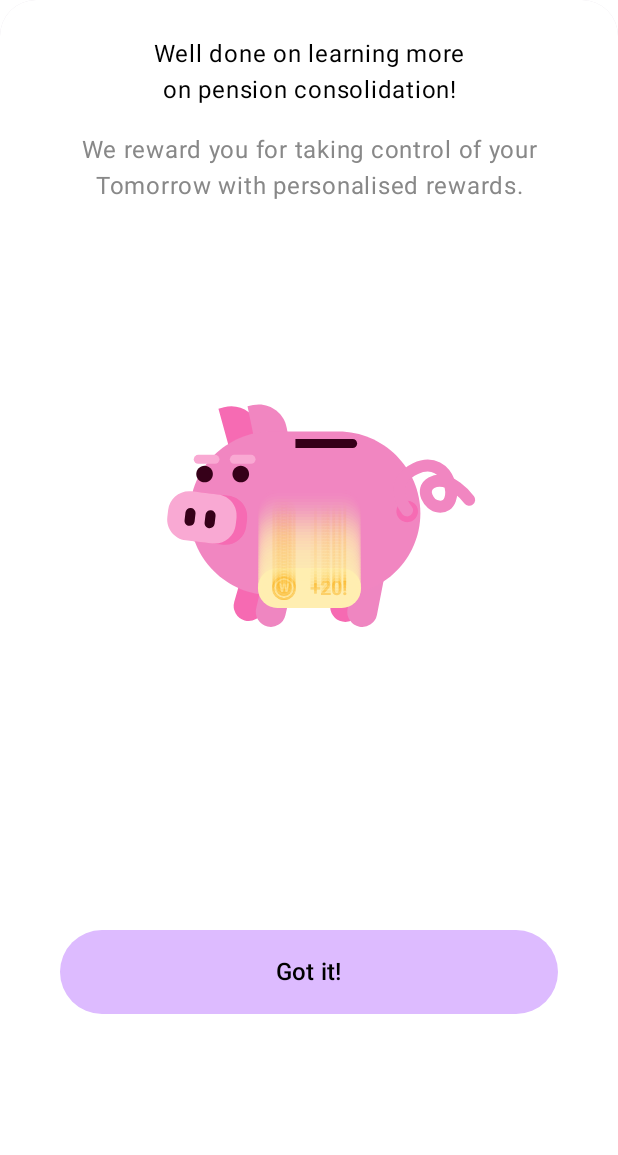
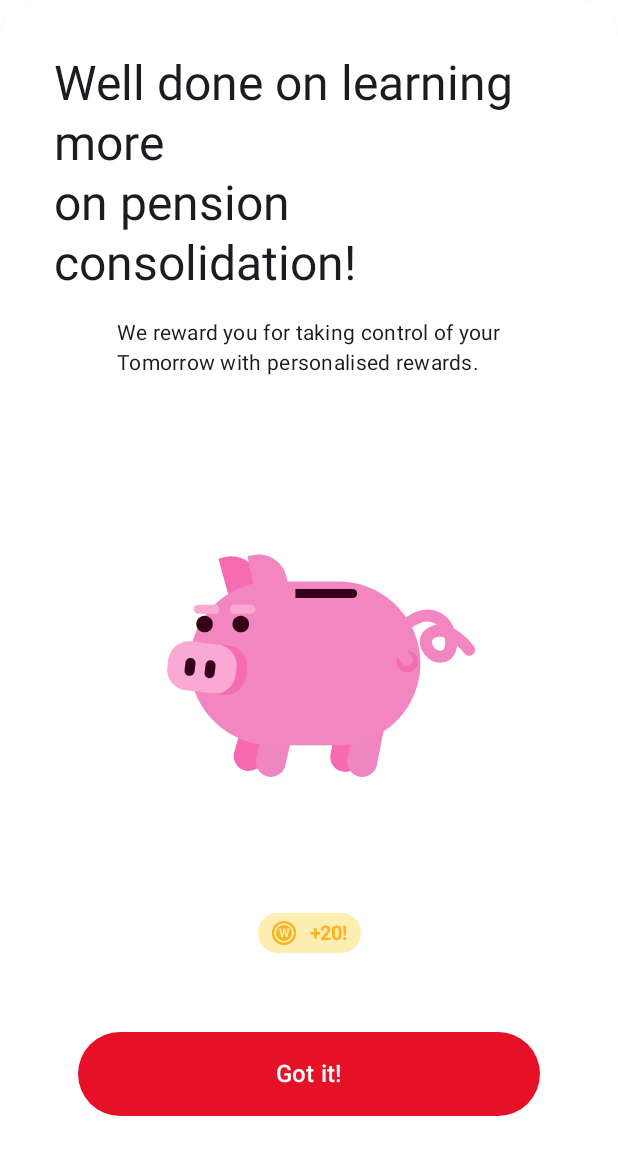
Before and after one commit to usmanzk222/PensionsDemoApp, an Android app built with Jetpack Compose: the @Preview function PreviewLargeToastScreen, on a phone screen of 412 x 824 dp. Shown: the top 1155 px of the screen. Run offline under Robolectric (Android 15) with nearby library versions, the phone set to English and light mode, and no system bars.

Commit message:
Rewards Card Animation

```diff
--- a/app/src/main/java/com/lbg/pensionsdemo/MainActivity.kt
+++ b/app/src/main/java/com/lbg/pensionsdemo/MainActivity.kt
@@ -15,7 +15,6 @@ import androidx.annotation.RequiresApi
 import androidx.core.content.ContextCompat
 import com.google.android.gms.tasks.OnCompleteListener
 import com.google.firebase.messaging.FirebaseMessaging
-import com.lbg.pensionsdemo.ui.BingoScreen
 import com.lbg.pensionsdemo.ui.theme.PensionsDemoAppTheme
 import com.lbg.pensionsdemo.ui.LandingPage
 import dagger.hilt.android.AndroidEntryPoint
@@ -29,12 +28,11 @@ class MainActivity : ComponentActivity() {
         setContent {
             PensionsDemoAppTheme {
 //                PensionsDemoApp(
-//                LandingPage(
-//                    navigateToLostPensionsScreen = { },
-//                    customerName = "Sarah",
-//                    customerBirthdate = Date(1998 - 1900, 0, 1)
-//                )
-                BingoScreen()
+                LandingPage(
+                    navigateToLostPensionsScreen = { },
+                    customerName = "Sarah",
+                    customerBirthdate = Date(1998 - 1900, 0, 1)
+                )
             }
         }
 
--- a/app/src/main/java/com/lbg/pensionsdemo/ui/CoinRewardAnimation.kt
+++ b/app/src/main/java/com/lbg/pensionsdemo/ui/CoinRewardAnimation.kt
@@ -27,6 +27,7 @@ import androidx.compose.runtime.setValue
 import androidx.compose.ui.Alignment
 import androidx.compose.ui.Modifier
 import androidx.compose.ui.draw.alpha
+import androidx.compose.ui.draw.clipToBounds
 import androidx.compose.ui.draw.scale
 import androidx.compose.ui.res.stringResource
 import androidx.compose.ui.text.TextStyle
@@ -44,45 +45,50 @@ fun RewardCoinCardAnimation() {
     var animationStarted by remember { mutableStateOf(false) }
     val scale by animateFloatAsState(
         targetValue = if (animationStarted) 1f else 0f,
-        animationSpec = tween(durationMillis = 500)
+        animationSpec = tween(durationMillis = 1000),
+        label = ""
     )
-    val offsetYInitial = -200.dp
-    var offsetY by remember { mutableStateOf(offsetYInitial) }
+
+    // Start within the box
+    var offsetY by remember { mutableStateOf(0.dp) }
     val trailCards = remember { mutableStateListOf<Float>() }
 
     LaunchedEffect(key1 = true) {
-        delay(500)
+        delay(1000)
         animationStarted = true
 
-        while (offsetY.value < 0) {
-            offsetY += 2.dp
-            trailCards.add(offsetY.value) // Add current offset to trailCards
-            delay(80)
-
-            // Remove trail cards that are off-screen
-            trailCards.removeAll { it < offsetYInitial.value }
+        // Animate within the box
+        for (i in 0..5) {
+            offsetY = if (i % 2 == 0) (-20).dp else 0.dp
+            trailCards.add(offsetY.value)
+            delay(200)
+            trailCards.removeAll { it != offsetY.value }
         }
 
-        // Stop creating trail cards and clear existing ones
+        // Final position
+        offsetY = 0.dp
         trailCards.clear()
-        offsetY = 0.dp // Set final position
     }
 
     Box(
-        modifier = Modifier.fillMaxSize(),
+        modifier = Modifier
+            .fillMaxSize()
+            .size(250.dp)
+            .clipToBounds()
+            .padding(32.dp),
         contentAlignment = Alignment.Center
     ) {
-        CoinRewardCard( // Main card
+        CoinRewardCard(
             modifier = Modifier
                 .offset(y = offsetY)
                 .scale(scale)
         )
 
-        trailCards.forEach { trailOffsetY -> // Trail cards
+        trailCards.forEach { trailOffsetY ->
             CoinRewardCard(
                 modifier = Modifier
                     .offset(y = trailOffsetY.dp)
-                    .alpha(1 - (trailOffsetY / offsetYInitial.value))
+                    .alpha(if (trailOffsetY != 0f) 0.5f else 1f)
                     .scale(scale)
             )
         }
--- a/app/src/main/java/com/lbg/pensionsdemo/ui/LandingPage.kt
+++ b/app/src/main/java/com/lbg/pensionsdemo/ui/LandingPage.kt
@@ -17,8 +17,8 @@ import androidx.compose.ui.tooling.preview.Preview
 import androidx.compose.ui.unit.dp
 import androidx.compose.ui.unit.sp
 import com.lbg.pensionsdemo.R
-import com.usman.pensionsdemo.ui.theme.LoadLottieAnimation
-import com.usman.pensionsdemo.ui.theme.SWButton
+import com.lbg.pensionsdemo.ui.theme.LoadLottieAnimation
+import com.lbg.pensionsdemo.ui.theme.SWButton
 import com.usman.pensionsdemo.ui.theme.calculateAge
 import java.util.Date
 
--- a/app/src/main/java/com/lbg/pensionsdemo/ui/RewardsCard.kt
+++ b/app/src/main/java/com/lbg/pensionsdemo/ui/RewardsCard.kt
@@ -1,7 +1,6 @@
 package com.lbg.pensionsdemo.ui
 
 import androidx.compose.foundation.background
-import androidx.compose.foundation.layout.Arrangement
 import androidx.compose.foundation.layout.Box
 import androidx.compose.foundation.layout.Column
 import androidx.compose.foundation.layout.Spacer
@@ -11,7 +10,6 @@ import androidx.compose.foundation.layout.padding
 import androidx.compose.foundation.layout.size
 import androidx.compose.foundation.shape.RoundedCornerShape
 import androidx.compose.material3.Card
-import androidx.compose.material3.CardDefaults
 import androidx.compose.material3.MaterialTheme
 import androidx.compose.material3.Text
 import androidx.compose.runtime.Composable
@@ -19,12 +17,11 @@ import androidx.compose.ui.Alignment
 import androidx.compose.ui.Modifier
 import androidx.compose.ui.graphics.Color
 import androidx.compose.ui.res.stringResource
-import androidx.compose.ui.text.style.TextAlign
 import androidx.compose.ui.tooling.preview.Preview
 import androidx.compose.ui.unit.dp
 import com.lbg.pensionsdemo.R
-import com.usman.pensionsdemo.ui.theme.LoadLottieAnimation
-import com.usman.pensionsdemo.ui.theme.SWButton
+import com.lbg.pensionsdemo.ui.theme.LoadLottieAnimation
+import com.lbg.pensionsdemo.ui.theme.SWButton
 
 @Composable
 fun RewardsCard(modifier: Modifier) {
@@ -32,30 +29,25 @@ fun RewardsCard(modifier: Modifier) {
         modifier = modifier,
         shape = RoundedCornerShape(topStart = 24.dp, topEnd = 24.dp, bottomStart = 0.dp, bottomEnd = 0.dp),
     ) {
-        Column( // Use Column for vertical arrangement
+        Column(
             modifier = Modifier
                 .fillMaxWidth()
                 .background(Color.White)
-                .padding(24.dp),
+                .padding(36.dp),
             horizontalAlignment = Alignment.CenterHorizontally,
-            verticalArrangement = Arrangement.spacedBy(16.dp) // Add spacing between items
         ) {
             Text(
                 text = stringResource(R.string.reward_screen_heading),
-                style = MaterialTheme.typography.bodyLarge,
-                textAlign = TextAlign.Center,
-                color = Color.Black
+                style = MaterialTheme.typography.headlineLarge,
             )
+            Spacer(modifier = Modifier.height(16.dp))
             Text(
                 text = stringResource(R.string.reward_screen_description),
-                style = MaterialTheme.typography.bodyLarge,
-                textAlign = TextAlign.Center,
-                color = Color.Gray
+                style = MaterialTheme.typography.bodyMedium,
             )
 
             LoadLottieAnimation(320, 24, R.raw.piggy_bank, Modifier)
 
-            // Constrain animation size
             Box(modifier = Modifier.size(width = 200.dp, height = 100.dp)) {
                 RewardCoinCardAnimation()
             }
--- a/app/src/main/java/com/lbg/pensionsdemo/ui/theme/Color.kt
+++ b/app/src/main/java/com/lbg/pensionsdemo/ui/theme/Color.kt
@@ -10,7 +10,7 @@ val Purple40 = Color(0xFF6650a4)
 val PurpleGrey40 = Color(0xFF625b71)
 val Pink40 = Color(0xFF7D5260)
 
-val PrimaryButtonContainer = Color(0xFFDDBBFF)
+val PrimaryButtonContainer = Color(0xFFE61126)
 val PrimaryButtonText = Color.Black
 
 val RewardCoinCard = Color(0xFFFBB523)
--- a/app/src/main/java/com/lbg/pensionsdemo/ui/theme/Components.kt
+++ b/app/src/main/java/com/lbg/pensionsdemo/ui/theme/Components.kt
@@ -1,4 +1,4 @@
-package com.usman.pensionsdemo.ui.theme
+package com.lbg.pensionsdemo.ui.theme
 
 import androidx.compose.foundation.layout.*
 import androidx.compose.material3.Button
@@ -7,6 +7,7 @@ import androidx.compose.material3.Text
 import androidx.compose.runtime.Composable
 import androidx.compose.runtime.getValue
 import androidx.compose.ui.Modifier
+import androidx.compose.ui.graphics.Color
 import androidx.compose.ui.tooling.preview.Preview
 import androidx.compose.ui.unit.dp
 import androidx.compose.ui.unit.sp
@@ -16,8 +17,6 @@ import com.airbnb.lottie.compose.LottieConstants
 import com.airbnb.lottie.compose.animateLottieCompositionAsState
 import com.airbnb.lottie.compose.rememberLottieComposition
 import com.lbg.pensionsdemo.R
-import com.lbg.pensionsdemo.ui.theme.PrimaryButtonContainer
-import com.lbg.pensionsdemo.ui.theme.PrimaryButtonText
 
 @Composable
 fun SWButton(
@@ -38,6 +37,7 @@ fun SWButton(
         Text(
             text = buttonText,
             fontSize = 16.sp,
+            color = Color(0xFFFFFFFF),
             modifier = Modifier.padding(vertical = 10.dp)
         )
     }
--- a/app/src/main/java/com/lbg/pensionsdemo/ui/theme/Type.kt
+++ b/app/src/main/java/com/lbg/pensionsdemo/ui/theme/Type.kt
@@ -1,9 +1,11 @@
 package com.lbg.pensionsdemo.ui.theme
 
 import androidx.compose.material3.Typography
+import androidx.compose.ui.graphics.Color
 import androidx.compose.ui.text.TextStyle
 import androidx.compose.ui.text.font.FontFamily
 import androidx.compose.ui.text.font.FontWeight
+import androidx.compose.ui.text.style.TextAlign
 import androidx.compose.ui.unit.sp
 
 // Set of Material typography styles to start with
@@ -14,7 +16,23 @@ val Typography = Typography(
         fontSize = 16.sp,
         lineHeight = 24.sp,
         letterSpacing = 0.5.sp
+    ),
+    headlineLarge = TextStyle(
+        fontSize = 24.sp,
+        fontFamily = FontFamily.Default,
+        color = Color(0xFF000000),
+        fontWeight = FontWeight(510),
+        textAlign = TextAlign.Center,
+    ),
+    bodyMedium = TextStyle(
+        fontSize = 16.sp,
+        fontFamily = FontFamily.Default,
+        color = Color(0xFF000000),
+        fontWeight = FontWeight(400),
+        textAlign = TextAlign.Center,
     )
+)
+
 /* Other default text styles to override
 titleLarge = TextStyle(
     fontFamily = FontFamily.Default,
@@ -31,4 +49,3 @@ val Typography = Typography(
     letterSpacing = 0.5.sp
 )
 */
-)
```
Lines whose indentation alone changed are shown as unchanged.
